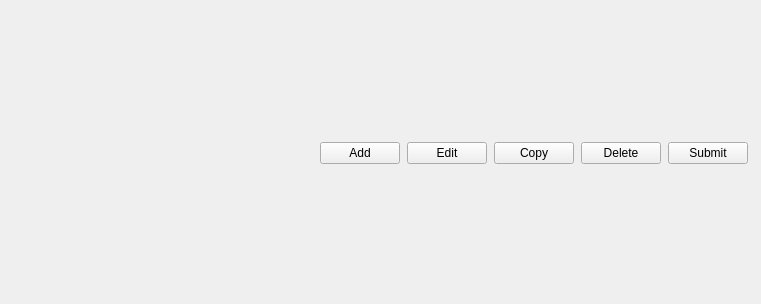
Qt form Scenario_designer/TableOfScenarios/ct_tableofscenarios.ui (luizamici/caretoy) before a commit.
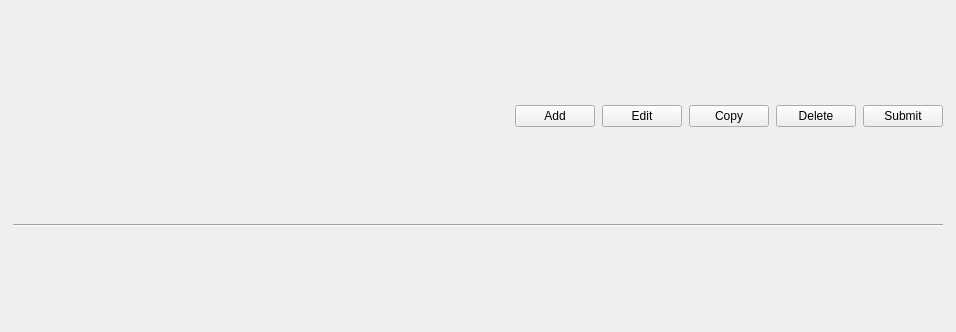
The same form after that commit.

```diff
--- a/Scenario_designer/TableOfScenarios/ct_tableofscenarios.ui
+++ b/Scenario_designer/TableOfScenarios/ct_tableofscenarios.ui
@@ -6,14 +6,14 @@
    <rect>
     <x>0</x>
     <y>0</y>
-    <width>761</width>
-    <height>304</height>
+    <width>956</width>
+    <height>332</height>
    </rect>
   </property>
   <property name="windowTitle">
    <string>Form</string>
   </property>
-  <layout class="QVBoxLayout" name="verticalLayout" stretch="0">
+  <layout class="QVBoxLayout" name="verticalLayout" stretch="0,0">
    <property name="spacing">
     <number>7</number>
    </property>
@@ -60,6 +60,9 @@
      </item>
      <item>
       <widget class="QPushButton" name="qbt_copy">
+       <property name="enabled">
+        <bool>true</bool>
+       </property>
        <property name="text">
         <string>Copy</string>
        </property>
@@ -67,6 +70,9 @@
      </item>
      <item>
       <widget class="QPushButton" name="qbt_delete">
+       <property name="enabled">
+        <bool>true</bool>
+       </property>
        <property name="text">
         <string>Delete</string>
        </property>
@@ -81,6 +87,13 @@
      </item>
     </layout>
    </item>
+   <item>
+    <widget class="Line" name="line">
+     <property name="orientation">
+      <enum>Qt::Horizontal</enum>
+     </property>
+    </widget>
+   </item>
   </layout>
  </widget>
  <resources/>
```
